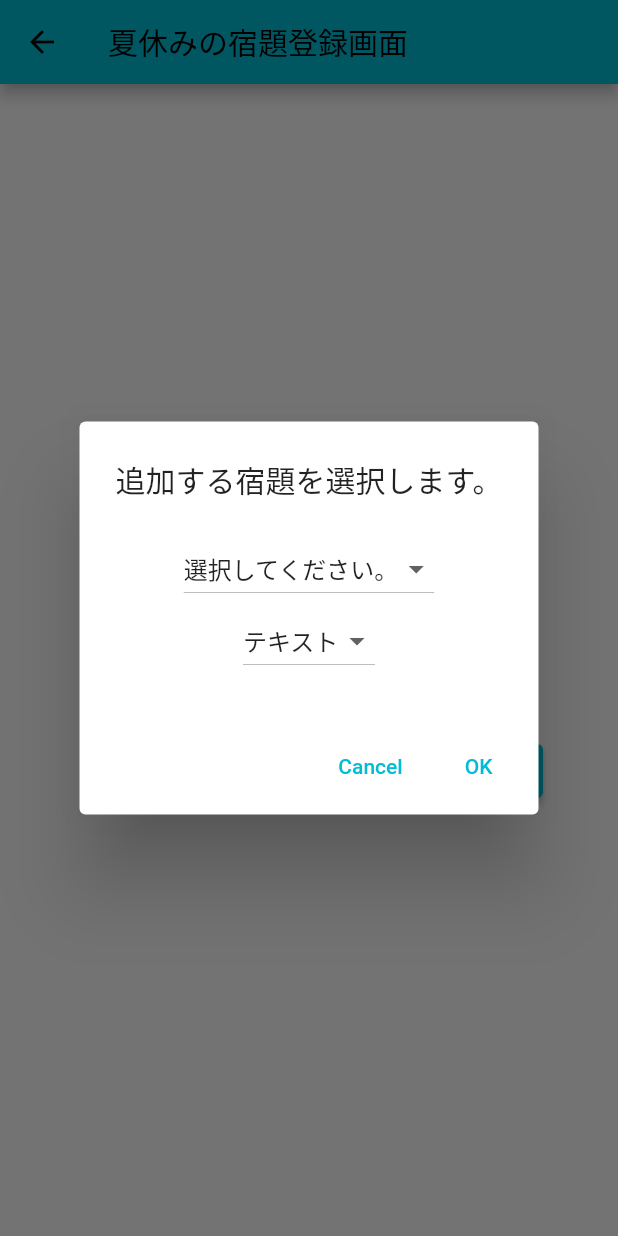
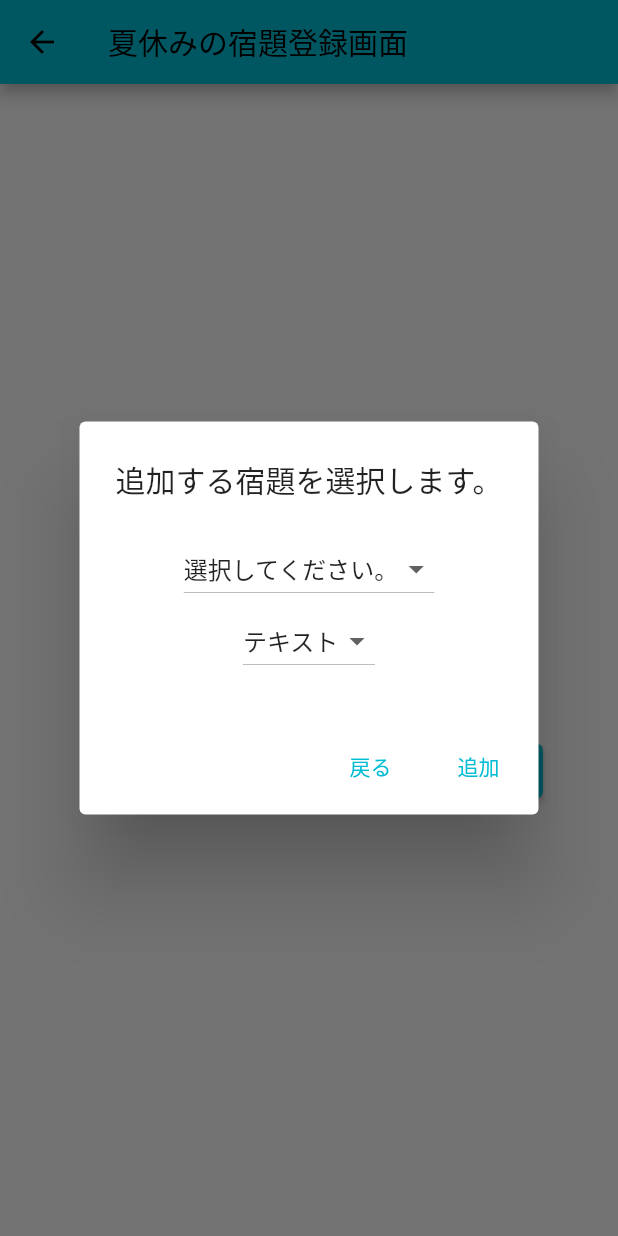
Before and after one commit to kamishi-44/svhw_app, a Flutter app: the RegisterHomeworkPage screen opened directly, after a tap on an icon or button, on a phone screen of 412 x 824 dp. Run offline on Flutter 3.47's test engine with Material 2 defaults, Android fonts, the phone set to English and light mode, and no system bars; our stand-ins replace flutter_riverpod, flutter_slidable, objectbox; generated files the repository leaves out were written again.

Commit message:
[add] #5 宿題追加ダイアログのメッセージを修正する

```diff
--- a/lib/constant/constant.dart
+++ b/lib/constant/constant.dart
@@ -46,6 +46,12 @@ class Constant {
   /// メッセージ：選択してください。
   static const String dropDownHintMessage = '選択してください。';
 
+  /// メッセージ：追加
+  static const String addMessage = '追加';
+
+  /// メッセージ：戻る
+  static const String cancelMessage = '戻る';
+
   /// 本アプリで使用する日付のフォーマット
   static final DateFormat formatter = DateFormat('yyyy/MM/dd', 'ja-JP');
 
--- a/lib/view/home_page.dart
+++ b/lib/view/home_page.dart
@@ -1,5 +1,4 @@
 import 'package:flutter/material.dart';
-import 'package:flutter/src/widgets/framework.dart';
 import 'package:flutter_riverpod/flutter_riverpod.dart';
 import 'package:svhw_app/model/homework.dart';
 import 'package:svhw_app/model/vacation_period.dart';
--- a/lib/view/register_homework_page.dart
+++ b/lib/view/register_homework_page.dart
@@ -7,6 +7,7 @@ import 'package:svhw_app/view/page_util.dart';
 import 'package:svhw_app/view/parts/dropdown_button.dart';
 
 import '../model/homework.dart';
+import 'home_page.dart';
 
 /// 夏休みの宿題を登録する画面です。
 /// 夏休みの情報を登録するときにだけ遷移できる画面で
@@ -79,6 +80,9 @@ class RegisterHomeworkPage extends ConsumerWidget {
                     ref
                         .read(AppProvider.homeworksProvider.notifier)
                         .insertHomeworks();
+                    Navigator.of(context).push(MaterialPageRoute(
+                        builder: (BuildContext context) =>
+                        const HomePage()));
                   },
                   child: const Text(Constant.registerMessage)),
             ),
@@ -111,8 +115,8 @@ class _SelectHomeworkDialogButton extends ConsumerWidget {
           ),
           actions: <Widget>[
             TextButton(
-              onPressed: () => Navigator.pop(context, 'Cancel'),
-              child: const Text('Cancel'),
+              onPressed: () => Navigator.pop(context, Constant.cancelMessage),
+              child: const Text(Constant.cancelMessage),
             ),
             TextButton(
               onPressed: () {
@@ -124,9 +128,9 @@ class _SelectHomeworkDialogButton extends ConsumerWidget {
                     Homework(
                         subject: selectSubject,
                         homeworkType: selectType.typeInt));
-                Navigator.pop(context, 'OK');
+                Navigator.pop(context, Constant.addMessage);
               },
-              child: const Text('OK'),
+              child: const Text(Constant.addMessage),
             ),
           ],
         ),
```
